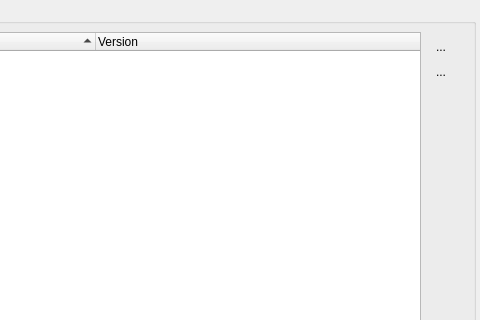
First picture: the form in src/ui/export/exportWidget.ui, repository andrevmatos/Librix-ThinClient, before the edit; both pictures show x 170 to 650 and y 0 to 320 of the 650 by 550 pixel window.
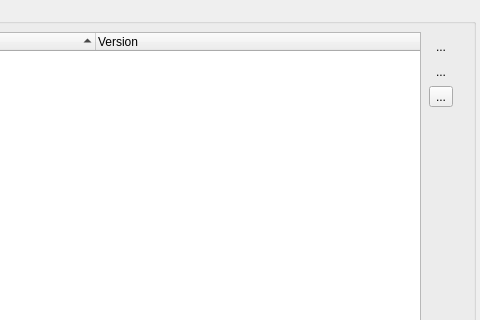
Second picture: the form after the edit. Icons and pictures are not drawn.

What changed in the file:
```diff
--- a/src/ui/export/exportWidget.ui
+++ b/src/ui/export/exportWidget.ui
@@ -149,6 +149,23 @@
               </property>
              </widget>
             </item>
+            <item>
+             <widget class="QToolButton" name="rescanButton">
+              <property name="text">
+               <string>...</string>
+              </property>
+              <property name="icon">
+               <iconset resource="../icons/temp_icons.qrc">
+                <normaloff>:/tab/refresh.png</normaloff>:/tab/refresh.png</iconset>
+              </property>
+              <property name="iconSize">
+               <size>
+                <width>22</width>
+                <height>22</height>
+               </size>
+              </property>
+             </widget>
+            </item>
             <item>
              <spacer name="verticalSpacer">
               <property name="orientation">
```
Left out of the diff: 26 changed lines with no effect on the pictures.
